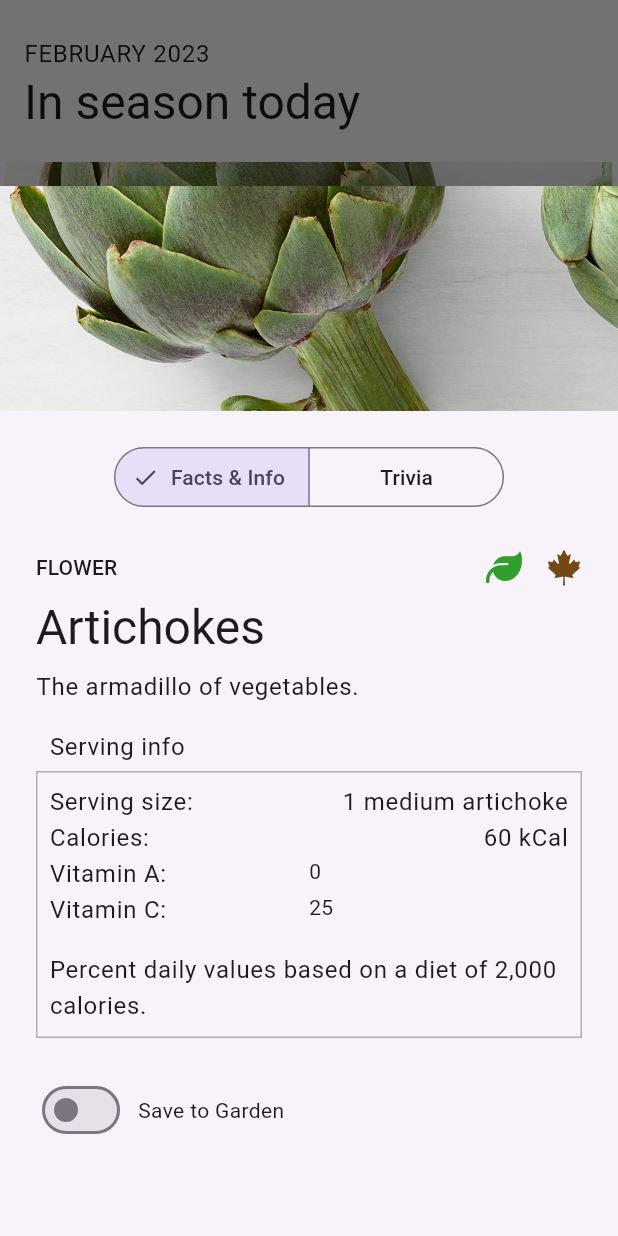
After one commit to InMatrix/veggieseasons_adaptive, a Flutter app: the screen it shows after launch, after a tap on "Artichokes", on a phone screen of 412 x 824 dp. The commit adds this screen. Run offline on Flutter 3.47's test engine with Material 2 defaults, Android fonts, the phone set to English and light mode, and no system bars; our stand-ins replace font_awesome_flutter.

Commit message:
Add the veggie details modal sheet

```diff
--- /dev/null
+++ b/lib/screens/details.dart
@@ -0,0 +1,84 @@
+// ignore_for_file: prefer_const_constructors_in_immutables
+
+import 'package:flutter/material.dart';
+import 'package:veggieseasons_adaptive/data/veggie.dart';
+import 'package:veggieseasons_adaptive/widgets/info_view.dart';
+
+class Details extends StatelessWidget {
+  const Details(this.veggie, {super.key});
+
+  /// Veggie to be displayed by the bottom sheet.
+  final Veggie veggie;
+
+  Widget _buildHeader() {
+    return SizedBox(
+      height: 150,
+      child: Image.asset(
+        veggie.imageAssetPath,
+        fit: BoxFit.cover,
+        semanticLabel: 'A background image of ${veggie.name}',
+      ),
+    );
+  }
+
+  @override
+  Widget build(BuildContext context) {
+    return SizedBox(
+      height: 700,
+      child: Column(
+        mainAxisAlignment: MainAxisAlignment.start,
+        mainAxisSize: MainAxisSize.max,
+        crossAxisAlignment: CrossAxisAlignment.stretch,
+        children: <Widget>[
+          _buildHeader(),
+          Padding(padding: EdgeInsets.fromLTRB(0, 10, 0, 10)),
+          DetailsSections(veggie: veggie),
+        ],
+      ),
+    );
+  }
+}
+
+class DetailsSections extends StatefulWidget {
+  DetailsSections({Key? key, required this.veggie}) : super(key: key);
+  final Veggie veggie;
+
+  @override
+  State<DetailsSections> createState() => _DetailsSectionsState();
+}
+
+enum DetailsSection { facts, trivia }
+
+class _DetailsSectionsState extends State<DetailsSections> {
+  DetailsSection sectionView = DetailsSection.facts;
+  @override
+  Widget build(BuildContext context) {
+    return Column(
+      children: [
+        SegmentedButton<DetailsSection>(
+          // Doc: https://api.flutter.dev/flutter/material/SegmentedButton-class.html
+          segments: const [
+            ButtonSegment<DetailsSection>(
+              value: DetailsSection.facts,
+              label: Text('Facts & Info'),
+            ),
+            ButtonSegment<DetailsSection>(
+              value: DetailsSection.trivia,
+              label: Text('Trivia'),
+            ),
+          ],
+          selected: <DetailsSection>{sectionView},
+          onSelectionChanged: (Set<DetailsSection> newSelection) {
+            setState(() {
+              // By default there is only a single segment that can be
+              // selected at one time, so its value is always the first
+              // item in the selected set.
+              sectionView = newSelection.first;
+            });
+          },
+        ),
+        InfoView(widget.veggie),
+      ],
+    );
+  }
+}
--- /dev/null
+++ b/lib/styles.dart
@@ -0,0 +1,242 @@
+// Copyright 2018 The Flutter team. All rights reserved.
+// Use of this source code is governed by a BSD-style license that can be
+// found in the LICENSE file.
+
+import 'package:flutter/material.dart';
+// import 'package:flutter/cupertino.dart';
+import 'package:font_awesome_flutter/font_awesome_flutter.dart';
+import 'package:veggieseasons_adaptive/data/veggie.dart';
+
+abstract class Styles {
+  // static CupertinoThemeData veggieThemeData = const CupertinoThemeData(
+  //   textTheme: CupertinoTextThemeData(
+  //     textStyle: TextStyle(
+  //       color: CupertinoColors.label,
+  //       fontSize: 16,
+  //       fontWeight: FontWeight.normal,
+  //       fontStyle: FontStyle.normal,
+  //       fontFamily: 'NotoSans',
+  //       letterSpacing: -0.41,
+  //       decoration: TextDecoration.none,
+  //     ),
+  //   ),
+  // );
+
+  // static TextStyle headlineText(CupertinoThemeData themeData) =>
+  //     themeData.textTheme.textStyle.copyWith(
+  //       fontSize: 32,
+  //       fontWeight: FontWeight.bold,
+  //     );
+
+  // static TextStyle minorText(CupertinoThemeData themeData) =>
+  //     themeData.textTheme.textStyle.copyWith(
+  //       color: const Color.fromRGBO(128, 128, 128, 1),
+  //     );
+
+  // static TextStyle headlineName(CupertinoThemeData themeData) =>
+  //     themeData.textTheme.textStyle.copyWith(
+  //       fontSize: 24,
+  //       fontWeight: FontWeight.bold,
+  //     );
+
+  // static TextStyle cardTitleText(CupertinoThemeData themeData) =>
+  //     themeData.textTheme.textStyle.copyWith(
+  //       color: const Color.fromRGBO(0, 0, 0, 0.9),
+  //       fontSize: 32,
+  //       fontWeight: FontWeight.bold,
+  //     );
+
+  // static TextStyle cardCategoryText(CupertinoThemeData themeData) =>
+  //     themeData.textTheme.textStyle.copyWith(
+  //       color: const Color.fromRGBO(255, 255, 255, 0.9),
+  //     );
+
+  // static TextStyle cardDescriptionText(CupertinoThemeData themeData) =>
+  //     themeData.textTheme.textStyle.copyWith(
+  //       color: const Color.fromRGBO(0, 0, 0, 0.9),
+  //     );
+
+  // static TextStyle detailsTitleText(CupertinoThemeData themeData) =>
+  //     themeData.textTheme.textStyle.copyWith(
+  //       fontSize: 30,
+  //       fontWeight: FontWeight.bold,
+  //     );
+
+  // static TextStyle detailsPreferredCategoryText(CupertinoThemeData themeData) =>
+  //     themeData.textTheme.textStyle.copyWith(
+  //       fontWeight: FontWeight.bold,
+  //     );
+
+  // static TextStyle detailsBoldDescriptionText(CupertinoThemeData themeData) =>
+  //     themeData.textTheme.textStyle.copyWith(
+  //       color: const Color.fromRGBO(0, 0, 0, 0.9),
+  //       fontWeight: FontWeight.bold,
+  //     );
+
+  // static TextStyle detailsServingHeaderText(CupertinoThemeData themeData) =>
+  //     themeData.textTheme.textStyle.copyWith(
+  //       color: const Color.fromRGBO(176, 176, 176, 1),
+  //       fontWeight: FontWeight.bold,
+  //     );
+
+  // static TextStyle detailsServingLabelText(CupertinoThemeData themeData) =>
+  //     themeData.textTheme.textStyle.copyWith(
+  //       fontWeight: FontWeight.bold,
+  //     );
+
+  // static TextStyle detailsServingNoteText(CupertinoThemeData themeData) =>
+  //     themeData.textTheme.textStyle.copyWith(
+  //       fontStyle: FontStyle.italic,
+  //     );
+
+  // static TextStyle triviaFinishedTitleText(CupertinoThemeData themeData) =>
+  //     themeData.textTheme.textStyle.copyWith(
+  //       fontSize: 32,
+  //     );
+
+  // static TextStyle triviaFinishedBigText(CupertinoThemeData themeData) =>
+  //     themeData.textTheme.textStyle.copyWith(
+  //       fontSize: 48,
+  //     );
+
+  // static TextStyle settingsGroupHeaderText(CupertinoThemeData themeData) =>
+  //     themeData.textTheme.textStyle.copyWith(
+  //       color: CupertinoColors.inactiveGray,
+  //       fontSize: 13.5,
+  //       letterSpacing: -0.5,
+  //     );
+
+  // static TextStyle settingsGroupFooterText(CupertinoThemeData themeData) =>
+  //     themeData.textTheme.textStyle.copyWith(
+  //       color: Styles.settingsGroupSubtitle,
+  //       fontSize: 13,
+  //       letterSpacing: -0.08,
+  //     );
+
+  static const appBackground = Color(0xffd0d0d0);
+
+  // static Color? scaffoldBackground(Brightness brightness) =>
+  //     brightness == Brightness.light
+  //         ? CupertinoColors.lightBackgroundGray
+  //         : null;
+
+  static const frostedBackground = Color(0xccf8f8f8);
+
+  static const closeButtonUnpressed = Color(0xff101010);
+
+  static const closeButtonPressed = Color(0xff808080);
+
+  // static TextStyle settingsItemSubtitleText(CupertinoThemeData themeData) =>
+  //     themeData.textTheme.textStyle.copyWith(
+  //       fontSize: 12,
+  //       letterSpacing: -0.2,
+  //     );
+
+  static const Color searchCursorColor = Color.fromRGBO(0, 122, 255, 1);
+
+  static const Color searchIconColor = Color.fromRGBO(128, 128, 128, 1);
+
+  static const seasonColors = <Season, Color>{
+    Season.winter: Color(0xff336dcc),
+    Season.spring: Color(0xff2fa02b),
+    Season.summer: Color(0xff287213),
+    Season.autumn: Color(0xff724913),
+  };
+
+  // While handy, some of the Font Awesome icons sometimes bleed over their
+  // allotted bounds. This padding is used to adjust for that.
+  static const seasonIconPadding = {
+    Season.winter: EdgeInsets.only(right: 0),
+    Season.spring: EdgeInsets.only(right: 4),
+    Season.summer: EdgeInsets.only(right: 6),
+    Season.autumn: EdgeInsets.only(right: 0),
+  };
+
+  static const seasonIconData = {
+    Season.winter: FontAwesomeIcons.snowflake,
+    Season.spring: FontAwesomeIcons.leaf,
+    Season.summer: FontAwesomeIcons.umbrellaBeach,
+    Season.autumn: FontAwesomeIcons.canadianMapleLeaf,
+  };
+
+  static const seasonBorder = Border(
+    top: BorderSide(color: Color(0xff606060)),
+    left: BorderSide(color: Color(0xff606060)),
+    bottom: BorderSide(color: Color(0xff606060)),
+    right: BorderSide(color: Color(0xff606060)),
+  );
+
+  // static const uncheckedIcon = IconData(
+  //   0xf372,
+  //   fontFamily: CupertinoIcons.iconFont,
+  //   fontPackage: CupertinoIcons.iconFontPackage,
+  // );
+
+  // static const checkedIcon = IconData(
+  //   0xf373,
+  //   fontFamily: CupertinoIcons.iconFont,
+  //   fontPackage: CupertinoIcons.iconFontPackage,
+  // );
+
+  static const transparentColor = Color(0x00000000);
+
+  static const shadowColor = Color(0xa0000000);
+
+  static const shadowGradient = LinearGradient(
+    begin: Alignment.topCenter,
+    end: Alignment.bottomCenter,
+    colors: [transparentColor, shadowColor],
+  );
+
+  static const Color settingsMediumGray = Color(0xffc7c7c7);
+
+  static const Color settingsItemPressed = Color(0xffd9d9d9);
+
+  // static Color settingsItemColor(Brightness brightness) =>
+  //     brightness == Brightness.light
+  //         ? CupertinoColors.tertiarySystemBackground
+  //         : CupertinoColors.darkBackgroundGray;
+
+  static Color settingsLineation(Brightness brightness) =>
+      brightness == Brightness.light
+          ? const Color(0xffbcbbc1)
+          : const Color(0xff4c4b4b);
+
+  static const Color settingsBackground = Color(0xffefeff4);
+
+  static const Color settingsGroupSubtitle = Color(0xff777777);
+
+  static const Color iconBlue = Color(0xff0000ff);
+
+  static const Color iconGold = Color(0xffdba800);
+
+  // static const preferenceIcon = IconData(
+  //   0xf443,
+  //   fontFamily: CupertinoIcons.iconFont,
+  //   fontPackage: CupertinoIcons.iconFontPackage,
+  // );
+
+  // static const resetIcon = IconData(
+  //   0xf4c4,
+  //   fontFamily: CupertinoIcons.iconFont,
+  //   fontPackage: CupertinoIcons.iconFontPackage,
+  // );
+
+  // static const calorieIcon = IconData(
+  //   0xf3bb,
+  //   fontFamily: CupertinoIcons.iconFont,
+  //   fontPackage: CupertinoIcons.iconFontPackage,
+  // );
+
+  // static const checkIcon = IconData(
+  //   0xf383,
+  //   fontFamily: CupertinoIcons.iconFont,
+  //   fontPackage: CupertinoIcons.iconFontPackage,
+  // );
+
+  static const servingInfoBorderColor = Color(0xffb0b0b0);
+
+  static const ColorFilter desaturatedColorFilter =
+      // 222222 is a random color that has low color saturation.
+      ColorFilter.mode(Color(0xff222222), BlendMode.saturation);
+}
--- /dev/null
+++ b/lib/widgets/info_view.dart
@@ -0,0 +1,182 @@
+import 'package:flutter/material.dart';
+import 'package:veggieseasons_adaptive/data/veggie.dart';
+import 'package:veggieseasons_adaptive/styles.dart';
+
+class InfoView extends StatelessWidget {
+  const InfoView(this.veggie, {super.key});
+
+  /// Veggie to be displayed by the card.
+  final Veggie veggie;
+
+  @override
+  Widget build(BuildContext context) {
+    return Padding(
+      padding: const EdgeInsets.all(24),
+      child: Column(
+        crossAxisAlignment: CrossAxisAlignment.stretch,
+        children: [
+          Row(
+            mainAxisSize: MainAxisSize.max,
+            children: [
+              Text(
+                veggie.categoryName!.toUpperCase(),
+                style: Theme.of(context).textTheme.labelLarge,
+              ),
+              const Spacer(),
+              for (Season season in veggie.seasons) ...[
+                const SizedBox(width: 12),
+                Padding(
+                  padding: Styles.seasonIconPadding[season]!,
+                  child: Icon(
+                    Styles.seasonIconData[season],
+                    semanticLabel: seasonNames[season],
+                    color: Styles.seasonColors[season],
+                  ),
+                ),
+              ],
+            ],
+          ),
+          const SizedBox(height: 8),
+          Text(
+            veggie.name,
+            style: Theme.of(context).textTheme.headlineLarge,
+          ),
+          const SizedBox(height: 8),
+          Text(
+            veggie.shortDescription,
+            style: Theme.of(context).textTheme.bodyLarge,
+          ),
+          ServingInfoChart(veggie),
+          const SizedBox(height: 24),
+          Row(
+            mainAxisSize: MainAxisSize.min,
+            children: [
+              Switch.adaptive(
+                value: veggie.isFavorite,
+                onChanged: (value) {
+                  // TODO: save favorite
+                },
+              ),
+              const SizedBox(width: 8),
+              Text(
+                'Save to Garden',
+                style: Theme.of(context).textTheme.bodyMedium,
+              ),
+            ],
+          ),
+        ],
+      ),
+    );
+  }
+}
+
+class ServingInfoChart extends StatelessWidget {
+  const ServingInfoChart(this.veggie, {super.key});
+
+  final Veggie veggie;
+
+  @override
+  Widget build(BuildContext context) {
+    final themeData = Theme.of(context);
+    return Column(
+      children: [
+        const SizedBox(height: 16),
+        Align(
+          alignment: Alignment.centerLeft,
+          child: Padding(
+            padding: const EdgeInsets.only(
+              left: 9,
+              bottom: 4,
+            ),
+            child: Text(
+              'Serving info',
+              style: themeData.textTheme.bodyLarge,
+            ),
+          ),
+        ),
+        Container(
+          decoration: BoxDecoration(
+            border: Border.all(color: Styles.servingInfoBorderColor),
+          ),
+          padding: const EdgeInsets.all(8),
+          child: Column(
+            children: [
+              Table(
+                children: [
+                  TableRow(
+                    children: [
+                      TableCell(
+                        child: Text(
+                          'Serving size:',
+                          style: themeData.textTheme.bodyLarge,
+                        ),
+                      ),
+                      TableCell(
+                        child: Text(
+                          veggie.servingSize,
+                          textAlign: TextAlign.end,
+                          style: themeData.textTheme.bodyLarge,
+                        ),
+                      ),
+                    ],
+                  ),
+                  TableRow(
+                    children: [
+                      TableCell(
+                        child: Text(
+                          'Calories:',
+                          style: themeData.textTheme.bodyLarge,
+                        ),
+                      ),
+                      TableCell(
+                        child: Text(
+                          '${veggie.caloriesPerServing} kCal',
+                          style: themeData.textTheme.bodyLarge,
+                          textAlign: TextAlign.end,
+                        ),
+                      ),
+                    ],
+                  ),
+                  TableRow(
+                    children: [
+                      TableCell(
+                        child: Text(
+                          'Vitamin A:',
+                          style: themeData.textTheme.bodyLarge,
+                        ),
+                      ),
+                      TableCell(
+                        child: Text(veggie.vitaminAPercentage.toString()),
+                      ),
+                    ],
+                  ),
+                  TableRow(
+                    children: [
+                      TableCell(
+                        child: Text(
+                          'Vitamin C:',
+                          style: themeData.textTheme.bodyLarge,
+                        ),
+                      ),
+                      TableCell(
+                        child: Text(veggie.vitaminCPercentage.toString()),
+                      ),
+                    ],
+                  ),
+                ],
+              ),
+              Padding(
+                padding: const EdgeInsets.only(top: 16),
+                child: Text(
+                  'Percent daily values based on a diet of '
+                  '2,000 calories.',
+                  style: themeData.textTheme.bodyLarge,
+                ),
+              ),
+            ],
+          ),
+        )
+      ],
+    );
+  }
+}
--- a/lib/widgets/veggie_card.dart
+++ b/lib/widgets/veggie_card.dart
@@ -1,6 +1,7 @@
 import 'package:flutter/material.dart';
 
 import 'package:veggieseasons_adaptive/data/veggie.dart';
+import 'package:veggieseasons_adaptive/screens/details.dart';
 
 class VeggieCard extends StatelessWidget {
   const VeggieCard(this.veggie, {super.key});
@@ -34,6 +35,16 @@ class VeggieCard extends StatelessWidget {
   @override
   Widget build(BuildContext context) {
     return Card(
+      child: InkWell(
+        onTap: () {
+          showModalBottomSheet<void>(
+            isScrollControlled: true,
+            context: context,
+            builder: (BuildContext context) {
+              return Details(veggie);
+            },
+          );
+        },
         child: Stack(
           children: [
             // Image.asset('assets/images/apple.jpg'),
@@ -58,6 +69,7 @@ class VeggieCard extends StatelessWidget {
             ),
           ],
         ),
+      ),
     );
   }
 }
--- a/pubspec.yaml
+++ b/pubspec.yaml
@@ -39,6 +39,7 @@ dependencies:
   cupertino_icons: ^1.0.2
   provider: ^6.0.5
   shared_preferences: ^2.0.17
+  font_awesome_flutter: ^10.4.0
 
 dev_dependencies:
   flutter_test:
```
Lines whose indentation alone changed are shown as unchanged.
